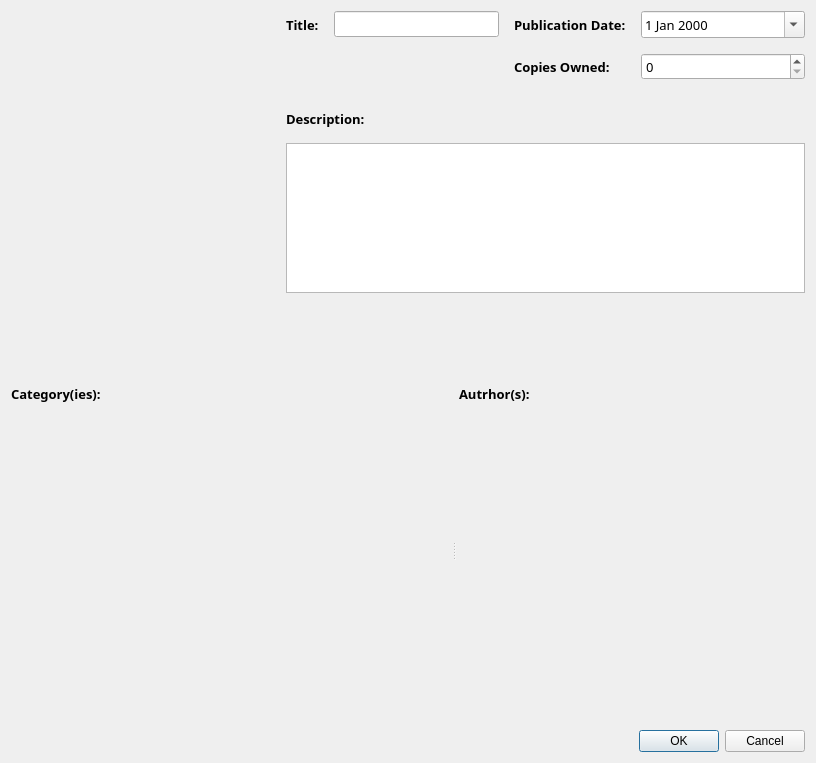
Old version of the form src/forms/bookadddialog.ui in the repository yunag/QLibraryManagementSystem.
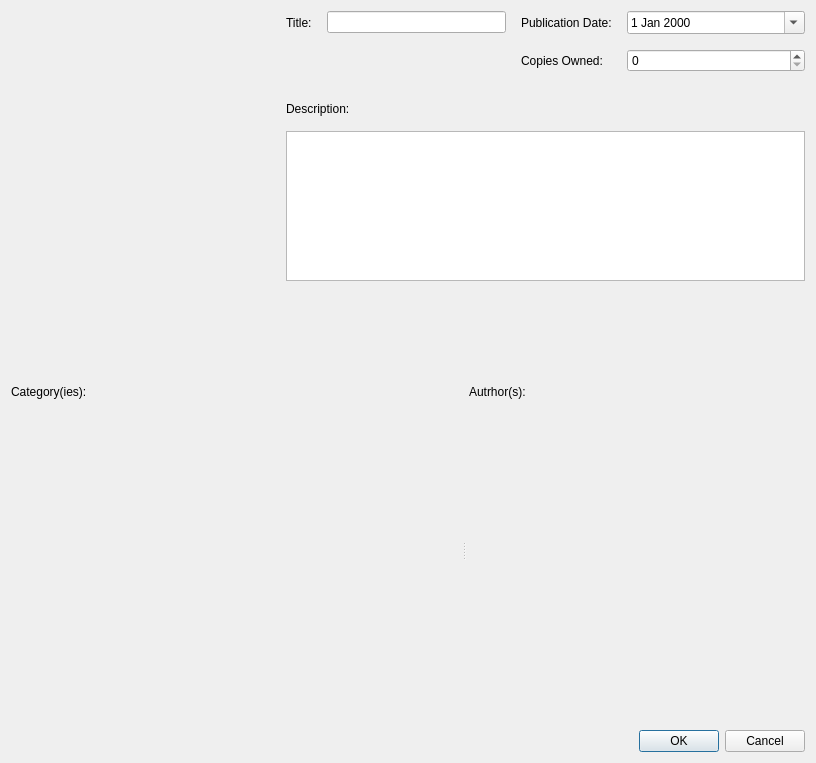
New version of the form. Icons and pictures are not drawn. Custom widgets are drawn as their Qt base class.

Diff of the .ui file:
```diff
--- a/src/forms/bookadddialog.ui
+++ b/src/forms/bookadddialog.ui
@@ -62,12 +62,6 @@
              <verstretch>0</verstretch>
             </sizepolicy>
            </property>
-           <property name="font">
-            <font>
-             <family>Montserrat</family>
-             <pointsize>10</pointsize>
-            </font>
-           </property>
            <property name="styleSheet">
             <string notr="true"/>
            </property>
@@ -84,12 +78,6 @@
              <verstretch>0</verstretch>
             </sizepolicy>
            </property>
-           <property name="font">
-            <font>
-             <family>Montserrat</family>
-             <pointsize>10</pointsize>
-            </font>
-           </property>
            <property name="alignment">
             <set>Qt::AlignLeading|Qt::AlignLeft|Qt::AlignVCenter</set>
            </property>
@@ -97,13 +85,6 @@
          </item>
          <item row="1" column="2">
           <widget class="QLabel" name="publicationDateLabel_2">
-           <property name="font">
-            <font>
-             <family>Montserrat</family>
-             <pointsize>10</pointsize>
-             <bold>true</bold>
-            </font>
-           </property>
            <property name="text">
             <string>Copies Owned:</string>
            </property>
@@ -111,13 +92,6 @@
          </item>
          <item row="0" column="0">
           <widget class="QLabel" name="titleLabel">
-           <property name="font">
-            <font>
-             <family>Montserrat</family>
-             <pointsize>10</pointsize>
-             <bold>true</bold>
-            </font>
-           </property>
            <property name="text">
             <string>Title:</string>
            </property>
@@ -131,12 +105,6 @@
              <verstretch>0</verstretch>
             </sizepolicy>
            </property>
-           <property name="font">
-            <font>
-             <family>Montserrat</family>
-             <pointsize>10</pointsize>
-            </font>
-           </property>
            <property name="maximum">
             <number>999999</number>
            </property>
@@ -144,13 +112,6 @@
          </item>
          <item row="0" column="2">
           <widget class="QLabel" name="publicationDateLabel">
-           <property name="font">
-            <font>
-             <family>Montserrat</family>
-             <pointsize>10</pointsize>
-             <bold>true</bold>
-            </font>
-           </property>
            <property name="text">
             <string>Publication Date:</string>
            </property>
@@ -182,13 +143,6 @@
            <verstretch>0</verstretch>
           </sizepolicy>
          </property>
-         <property name="font">
-          <font>
-           <family>Montserrat</family>
-           <pointsize>10</pointsize>
-           <bold>true</bold>
-          </font>
-         </property>
          <property name="text">
           <string>Description:</string>
          </property>
@@ -214,12 +168,6 @@
            <height>150</height>
           </size>
          </property>
-         <property name="font">
-          <font>
-           <family>Montserrat</family>
-           <pointsize>10</pointsize>
-          </font>
-         </property>
         </widget>
        </item>
        <item>
@@ -257,13 +205,6 @@
            <verstretch>0</verstretch>
           </sizepolicy>
          </property>
-         <property name="font">
-          <font>
-           <family>Montserrat</family>
-           <pointsize>10</pointsize>
-           <bold>true</bold>
-          </font>
-         </property>
          <property name="text">
           <string>Category(ies):</string>
          </property>
@@ -297,13 +238,6 @@
            <verstretch>0</verstretch>
           </sizepolicy>
          </property>
-         <property name="font">
-          <font>
-           <family>Montserrat</family>
-           <pointsize>10</pointsize>
-           <bold>true</bold>
-          </font>
-         </property>
          <property name="text">
           <string>Autrhor(s):</string>
          </property>
```
